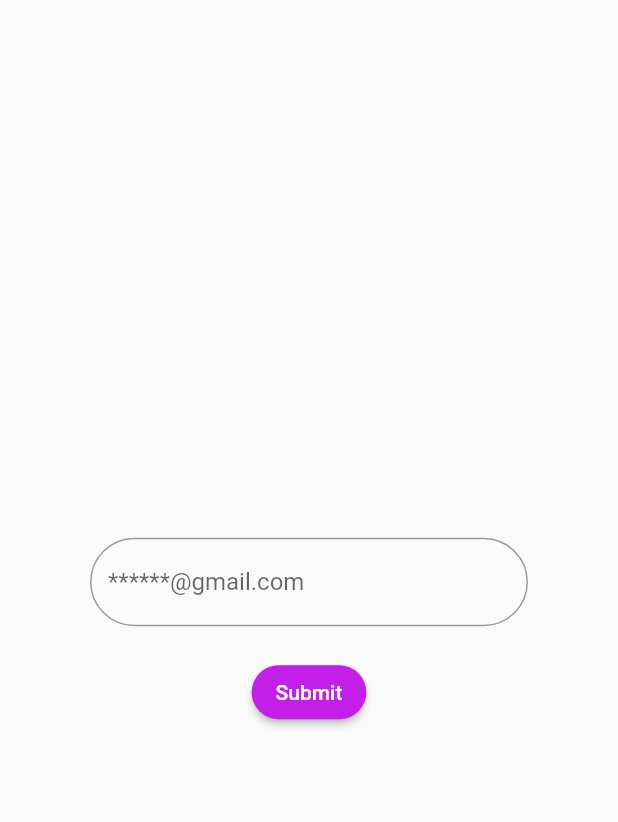
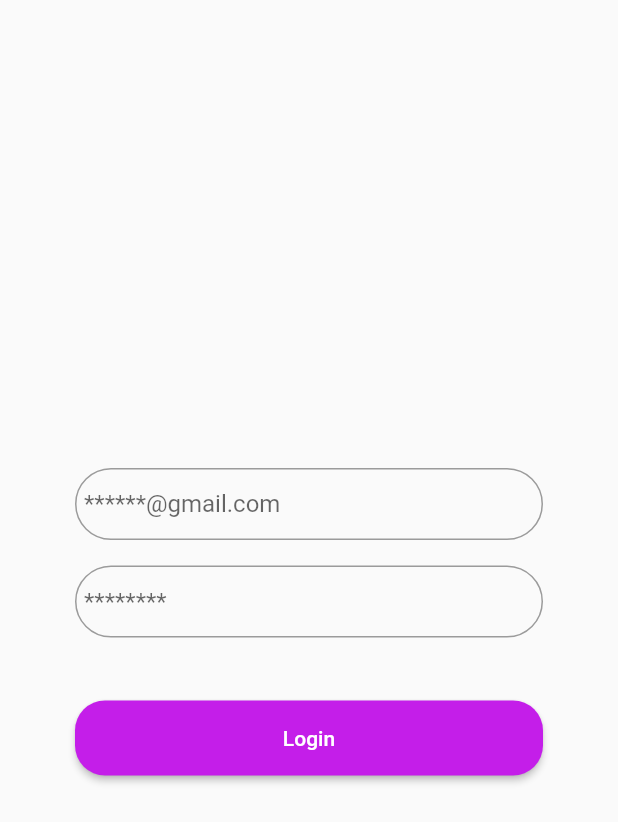
Before and after one commit to Owoeye1321/rocket-auto-app, a Flutter app: the screen it shows after launch, after a tap on "Proceed ...", on a phone screen of 412 x 824 dp. Shown: the top 822 px of the screen. Run offline on Flutter 3.47's test engine with Material 2 defaults, Android fonts, the phone set to English and light mode, and no system bars.

Commit message:
completed login page swiiiiii💥💥💥💥💥💥💥💥💥💥💥

```diff
--- a/lib/pages/login.dart
+++ b/lib/pages/login.dart
@@ -1,5 +1,3 @@
-import 'dart:ffi';
-
 import 'package:flutter/material.dart';
 
 import '../utilities/colors.dart';
@@ -20,17 +18,21 @@ class _LoginState extends State<Login> {
         child: Form(
           child: Container(
             margin: EdgeInsets.symmetric(
-            horizontal: 60,
+              horizontal: 50,
             ),
             child: Column(
               mainAxisAlignment: MainAxisAlignment.center,
               children: [
                 Container(
+                  height: 50,
                   margin: EdgeInsets.symmetric(
-                  vertical: 20,
+                    vertical: 5,
                   ),
                   child: TextFormField(
+                    textAlign: TextAlign.left,
                     decoration: InputDecoration(
+                      contentPadding:
+                          EdgeInsets.symmetric(vertical: 10, horizontal: 6),
                       hintText: "******@gmail.com",
                       border: OutlineInputBorder(
                         borderRadius: BorderRadius.all(
@@ -42,21 +44,43 @@ class _LoginState extends State<Login> {
                     ),
                   ),
                 ),
-              ElevatedButton(
+                Container(
+                  height: 50,
+                  margin: EdgeInsets.fromLTRB(0, 10, 0, 40),
+                  child: TextFormField(
+                    textAlign: TextAlign.left,
+                    decoration: InputDecoration(
+                      contentPadding:
+                          EdgeInsets.symmetric(vertical: 10, horizontal: 6),
+                      hintText: "********",
+                      border: OutlineInputBorder(
+                        borderRadius: BorderRadius.all(
+                          Radius.circular(
+                            100.0,
+                          ),
+                        ),
+                      ),
+                    ),
+                  ),
+                ),
+                Container(
+                  child: ElevatedButton(
                     style: ElevatedButton.styleFrom(
                       backgroundColor: rootPink,
-                  //minimumSize: Size(200, 50),
+                      minimumSize: Size(325, 50),
                       shape: RoundedRectangleBorder(
                         borderRadius: BorderRadius.circular(20),
                       ),
                     ),
                     onPressed: () {},
-                child: Text("Submit"),
+                    child: Text("Login"),
+                  ),
                 ),
               ],
             ),
           ),
         ),
-    ));
+      ),
+    );
   }
 }
--- a/lib/pages/splash.dart
+++ b/lib/pages/splash.dart
@@ -21,12 +21,13 @@ class Splash extends StatelessWidget {
             ElevatedButton(
               style: ElevatedButton.styleFrom(
                 backgroundColor: rootPink,
-                minimumSize: Size(220, 40),
+                minimumSize: Size(200, 40),
                 shape: RoundedRectangleBorder(
                   borderRadius: BorderRadius.circular(20),
                 ),
               ),
               onPressed: () {
+                print("hello world");
                 Navigator.of(context).push(
                   MaterialPageRoute(
                     builder: (context) {
```
Lines whose indentation alone changed are shown as unchanged.
